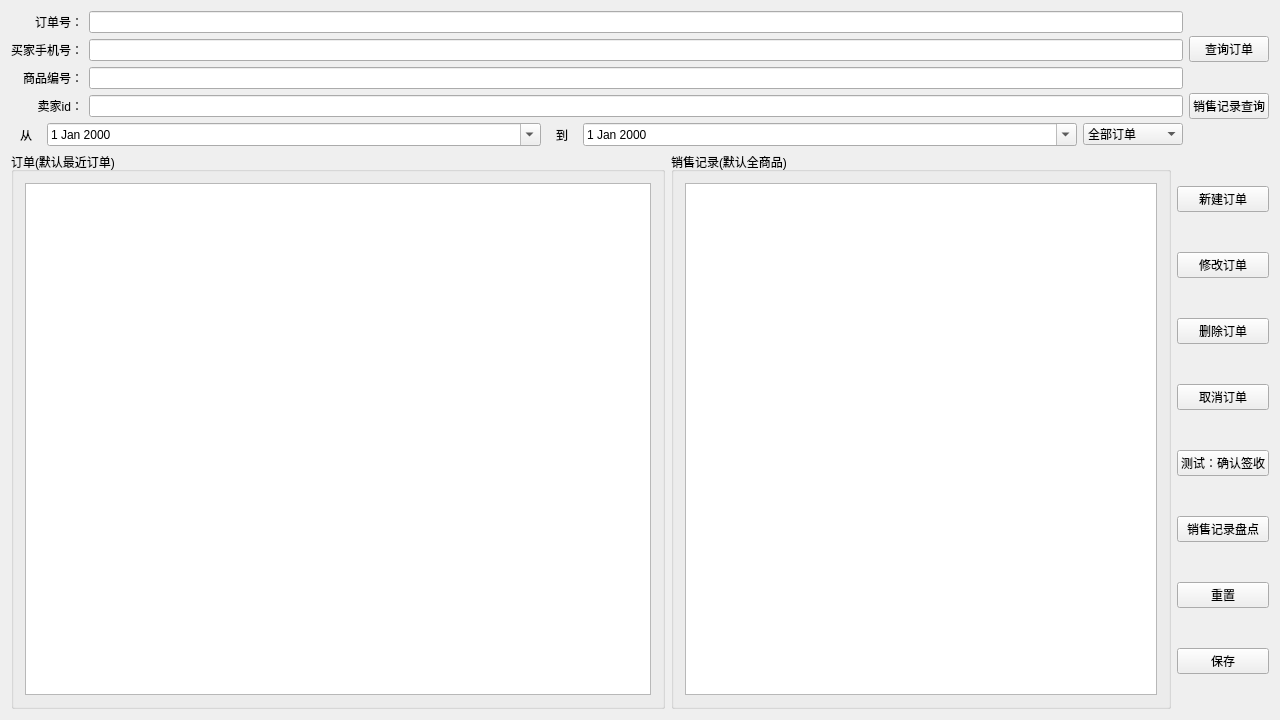
Above: sale_widget.ui from liwen123cd/curly-tribble before the change. Below: the same form after it.
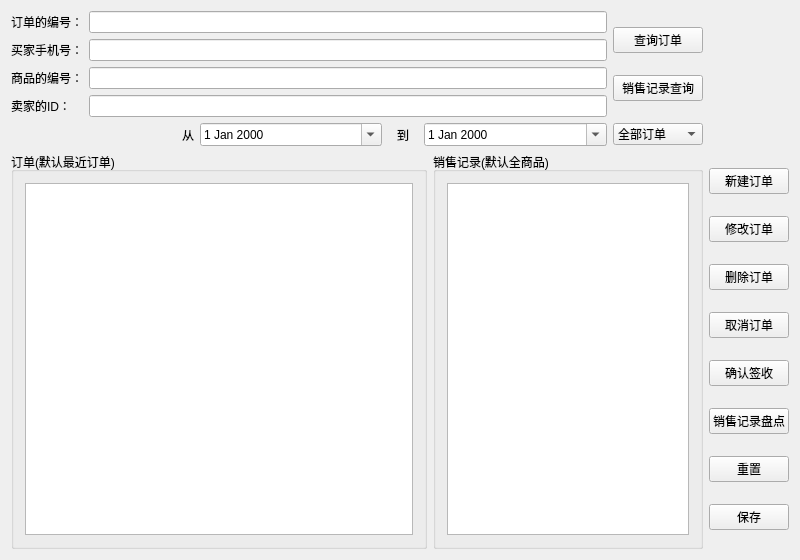
That is the form after the change.

```diff
--- a/sale_widget.ui
+++ b/sale_widget.ui
@@ -9,16 +9,10 @@
    <rect>
     <x>0</x>
     <y>0</y>
-    <width>1280</width>
-    <height>720</height>
+    <width>800</width>
+    <height>560</height>
    </rect>
   </property>
-  <property name="minimumSize">
-   <size>
-    <width>1280</width>
-    <height>720</height>
-   </size>
-  </property>
   <property name="font">
    <font>
     <family>Microsoft YaHei UI</family>
@@ -30,94 +24,90 @@
   <property name="autoFillBackground">
    <bool>true</bool>
   </property>
-  <layout class="QVBoxLayout" name="verticalLayout_6">
-   <item>
-    <layout class="QHBoxLayout" name="horizontalLayout_5">
-     <item>
-      <layout class="QVBoxLayout" name="verticalLayout_3">
-       <item>
-        <layout class="QHBoxLayout" name="horizontalLayout_4">
-         <item>
-          <layout class="QVBoxLayout" name="verticalLayout">
-           <item>
+  <layout class="QGridLayout" name="gridLayout_3">
+   <item row="0" column="0">
+    <layout class="QFormLayout" name="formLayout">
+     <property name="fieldGrowthPolicy">
+      <enum>QFormLayout::AllNonFixedFieldsGrow</enum>
+     </property>
+     <item row="0" column="0">
             <widget class="QLabel" name="label_2">
              <property name="text">
-              <string>订单号：</string>
-             </property>
-             <property name="alignment">
-              <set>Qt::AlignRight|Qt::AlignTrailing|Qt::AlignVCenter</set>
-             </property>
-            </widget>
-           </item>
-           <item>
-            <widget class="QLabel" name="label_3">
-             <property name="text">
-              <string>买家手机号：</string>
-             </property>
-             <property name="alignment">
-              <set>Qt::AlignRight|Qt::AlignTrailing|Qt::AlignVCenter</set>
-             </property>
-            </widget>
-           </item>
-           <item>
-            <widget class="QLabel" name="label_4">
-             <property name="text">
-              <string>商品编号：</string>
-             </property>
-             <property name="alignment">
-              <set>Qt::AlignRight|Qt::AlignTrailing|Qt::AlignVCenter</set>
-             </property>
-            </widget>
-           </item>
-           <item>
-            <widget class="QLabel" name="label_6">
-             <property name="text">
-              <string>卖家id：</string>
-             </property>
-             <property name="alignment">
-              <set>Qt::AlignRight|Qt::AlignTrailing|Qt::AlignVCenter</set>
-             </property>
-            </widget>
-           </item>
-          </layout>
-         </item>
-         <item>
-          <layout class="QVBoxLayout" name="verticalLayout_2">
-           <item>
+        <string>订单的编号：</string>
+       </property>
+      </widget>
+     </item>
+     <item row="0" column="1">
             <widget class="QLineEdit" name="Sale_lineEdit_order_id"/>
            </item>
-           <item>
+     <item row="1" column="1">
             <widget class="QLineEdit" name="Sale_lineEdit_buyer_tel">
              <property name="text">
               <string/>
              </property>
             </widget>
            </item>
-           <item>
-            <widget class="QLineEdit" name="Sale_lineEdit_item_id"/>
-           </item>
-           <item>
+     <item row="2" column="0">
+      <widget class="QLabel" name="label_4">
+       <property name="text">
+        <string>商品的编号：</string>
+       </property>
+      </widget>
+     </item>
+     <item row="2" column="1">
+      <widget class="QLineEdit" name="Sale_lineEdit_item_id">
+       <property name="styleSheet">
+        <string notr="true">font: 9pt &quot;Microsoft YaHei UI&quot;;
+</string>
+       </property>
+      </widget>
+     </item>
+     <item row="3" column="0">
+      <widget class="QLabel" name="label_6">
+       <property name="text">
+        <string>卖家的ID：</string>
+       </property>
+      </widget>
+     </item>
+     <item row="3" column="1">
             <widget class="QLineEdit" name="Sale_lineEdit_seller_id"/>
            </item>
-          </layout>
+     <item row="1" column="0">
+      <widget class="QLabel" name="label_3">
+       <property name="text">
+        <string>买家手机号：</string>
+       </property>
+      </widget>
          </item>
         </layout>
        </item>
+   <item row="0" column="1">
+    <layout class="QVBoxLayout" name="verticalLayout">
        <item>
+      <widget class="QPushButton" name="Sale_pushButton_select_order">
+       <property name="text">
+        <string>查询订单</string>
+       </property>
+      </widget>
+     </item>
+     <item>
+      <widget class="QPushButton" name="Sale_pushButton_select_number">
+       <property name="text">
+        <string>销售记录查询</string>
+       </property>
+      </widget>
+     </item>
+    </layout>
+   </item>
+   <item row="1" column="0">
         <layout class="QHBoxLayout" name="horizontalLayout_3">
          <item>
           <widget class="QLabel" name="label_5">
-           <property name="maximumSize">
-            <size>
-             <width>30</width>
-             <height>16777215</height>
-            </size>
-           </property>
            <property name="text">
             <string>从</string>
            </property>
            <property name="alignment">
-            <set>Qt::AlignCenter</set>
+        <set>Qt::AlignRight|Qt::AlignTrailing|Qt::AlignVCenter</set>
            </property>
           </widget>
          </item>
@@ -151,7 +141,9 @@
            </property>
           </widget>
          </item>
-         <item>
+    </layout>
+   </item>
+   <item row="1" column="1">
           <widget class="QComboBox" name="Sale_conbobox_order">
            <property name="maximumSize">
             <size>
@@ -184,42 +176,28 @@
            </item>
           </widget>
          </item>
-        </layout>
-       </item>
-      </layout>
-     </item>
-     <item>
-      <layout class="QVBoxLayout" name="verticalLayout_4">
-       <item>
-        <widget class="QPushButton" name="Sale_pushButton_select_order">
-         <property name="text">
-          <string>查询订单</string>
-         </property>
-        </widget>
-       </item>
-       <item>
-        <widget class="QPushButton" name="Sale_pushButton_select_number">
-         <property name="text">
-          <string>销售记录查询</string>
-         </property>
-        </widget>
-       </item>
-      </layout>
-     </item>
-    </layout>
-   </item>
-   <item>
-    <layout class="QHBoxLayout" name="horizontalLayout_7">
-     <item>
-      <layout class="QHBoxLayout" name="horizontalLayout_6">
+   <item row="2" column="0" colspan="2">
+    <layout class="QHBoxLayout" name="horizontalLayout">
        <item>
         <widget class="QGroupBox" name="groupBox">
+       <property name="minimumSize">
+        <size>
+         <width>350</width>
+         <height>0</height>
+        </size>
+       </property>
          <property name="title">
           <string>订单(默认最近订单)</string>
          </property>
-         <layout class="QHBoxLayout" name="horizontalLayout">
-          <item>
+       <layout class="QGridLayout" name="gridLayout">
+        <item row="0" column="0">
            <widget class="QTableView" name="tableView">
+          <property name="minimumSize">
+           <size>
+            <width>200</width>
+            <height>0</height>
+           </size>
+          </property>
             <property name="editTriggers">
              <set>QAbstractItemView::NoEditTriggers</set>
             </property>
@@ -232,16 +210,22 @@
         <widget class="QGroupBox" name="groupBox_2">
          <property name="maximumSize">
           <size>
-           <width>500</width>
+         <width>270</width>
            <height>16777215</height>
           </size>
          </property>
          <property name="title">
           <string>销售记录(默认全商品)</string>
          </property>
-         <layout class="QHBoxLayout" name="horizontalLayout_2">
-          <item>
+       <layout class="QGridLayout" name="gridLayout_2">
+        <item row="0" column="0">
            <widget class="QTableView" name="tableView_2">
+          <property name="maximumSize">
+           <size>
+            <width>250</width>
+            <height>16777215</height>
+           </size>
+          </property>
             <property name="editTriggers">
              <set>QAbstractItemView::NoEditTriggers</set>
             </property>
@@ -252,8 +236,8 @@
        </item>
       </layout>
      </item>
-     <item>
-      <layout class="QVBoxLayout" name="verticalLayout_5">
+   <item row="2" column="2">
+    <layout class="QVBoxLayout" name="verticalLayout_2">
        <item>
         <widget class="QPushButton" name="Sale_pushButton_new">
          <property name="text">
@@ -285,7 +269,7 @@
        <item>
         <widget class="QPushButton" name="Sale_pushButton_recive">
          <property name="text">
-          <string>测试：确认签收</string>
+        <string>确认签收</string>
          </property>
         </widget>
        </item>
@@ -309,8 +293,6 @@
           <string>保存</string>
          </property>
         </widget>
-       </item>
-      </layout>
      </item>
     </layout>
    </item>
```
Left out of the diff: 2 changed lines with no effect on the pictures. Lines whose indentation alone changed are shown as unchanged.
